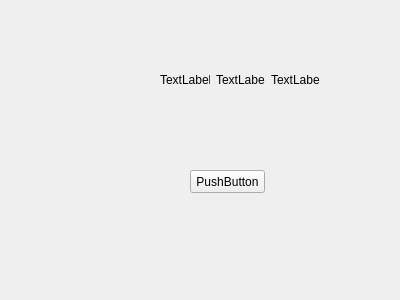
Qt form slotwindow.ui (XooWI/SlashGames) before a commit.
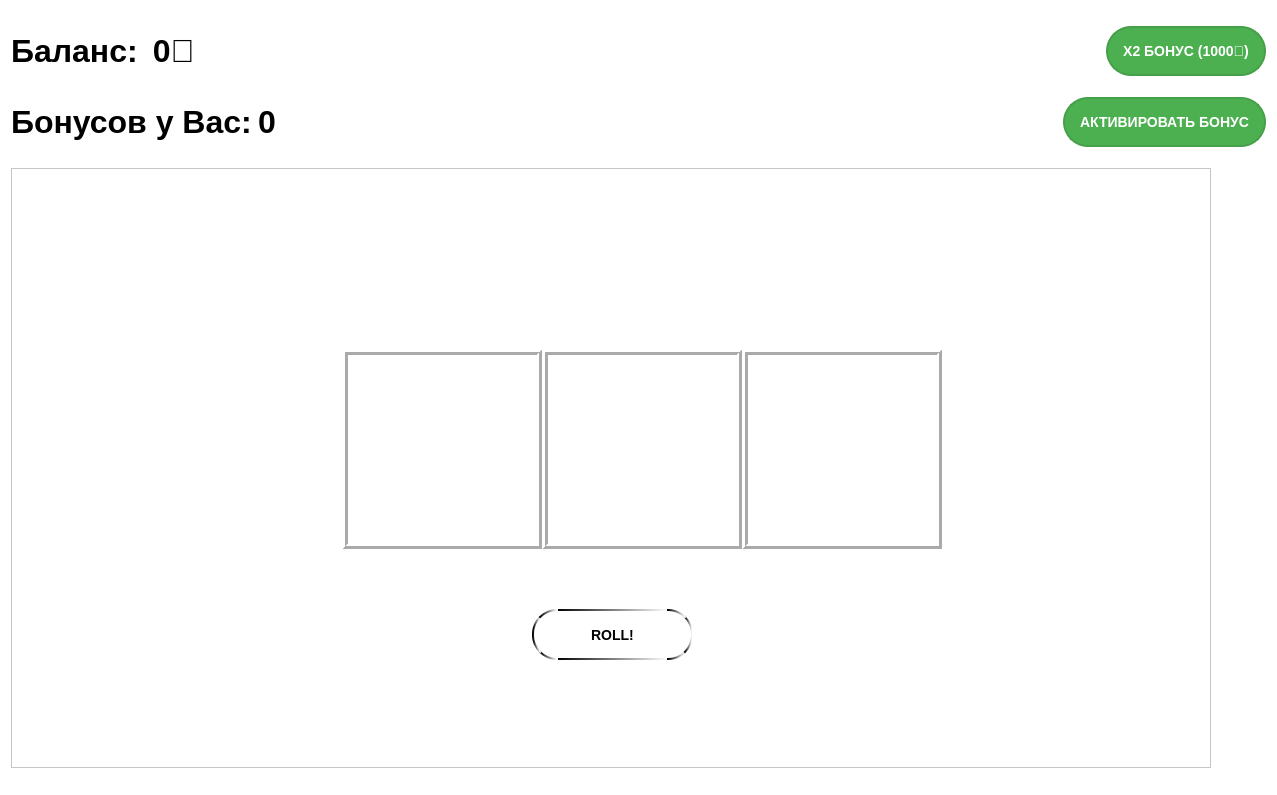
The same form after that commit. Icons and pictures are not drawn.

```diff
--- a/slotwindow.ui
+++ b/slotwindow.ui
@@ -6,59 +6,333 @@
    <rect>
     <x>0</x>
     <y>0</y>
-    <width>400</width>
-    <height>300</height>
+    <width>1277</width>
+    <height>795</height>
    </rect>
   </property>
   <property name="windowTitle">
    <string>Form</string>
   </property>
-  <widget class="QWidget" name="horizontalLayoutWidget">
-   <property name="geometry">
-    <rect>
-     <x>160</x>
-     <y>40</y>
-     <width>160</width>
-     <height>80</height>
-    </rect>
-   </property>
-   <layout class="QHBoxLayout" name="horizontalLayout">
-    <item>
-     <widget class="QLabel" name="label">
-      <property name="text">
-       <string>TextLabel</string>
+  <property name="styleSheet">
+   <string notr="true">background-color: rgb(255, 255, 255);</string>
+  </property>
+  <layout class="QVBoxLayout" name="verticalLayout">
+   <item>
+    <layout class="QHBoxLayout" name="horizontalLayout_2">
+     <item>
+      <widget class="QLabel" name="balance">
+       <property name="font">
+        <font>
+         <family>Arial</family>
+         <pointsize>24</pointsize>
+         <weight>75</weight>
+         <bold>true</bold>
+        </font>
+       </property>
+       <property name="styleSheet">
+        <string notr="true"/>
+       </property>
+       <property name="text">
+        <string>Баланс:</string>
+       </property>
+      </widget>
+     </item>
+     <item>
+      <widget class="QLabel" name="balanceLabel">
+       <property name="font">
+        <font>
+         <family>Arial</family>
+         <pointsize>24</pointsize>
+         <weight>75</weight>
+         <bold>true</bold>
+        </font>
+       </property>
+       <property name="styleSheet">
+        <string notr="true"/>
+       </property>
+       <property name="text">
+        <string> 0💲</string>
+       </property>
+      </widget>
+     </item>
+     <item>
+      <spacer name="horizontalSpacer">
+       <property name="orientation">
+        <enum>Qt::Horizontal</enum>
+       </property>
+       <property name="sizeHint" stdset="0">
+        <size>
+         <width>40</width>
+         <height>20</height>
+        </size>
+       </property>
+      </spacer>
+     </item>
+     <item>
+      <widget class="QPushButton" name="buyBonusButton">
+       <property name="styleSheet">
+        <string notr="true">QPushButton { background-color: #4CAF50; color: #ffffff; border: 2px solid #45a049; border-radius: 25px; padding: 15px; font-size: 14px; font-weight: bold; }
+QPushButton:hover { background-color: #45a049; }
+QPushButton:pressed { background-color: #3d8b40; }
+QPushButton:disabled { background-color: #808080; border-color: #666666; }</string>
+       </property>
+       <property name="text">
+        <string>Х2 БОНУС (1000💲)</string>
+       </property>
+      </widget>
+     </item>
+    </layout>
+   </item>
+   <item>
+    <layout class="QHBoxLayout" name="horizontalLayout_3">
+     <item>
+      <widget class="QLabel" name="bonuses">
+       <property name="font">
+        <font>
+         <family>Arial</family>
+         <pointsize>24</pointsize>
+         <weight>75</weight>
+         <bold>true</bold>
+        </font>
+       </property>
+       <property name="styleSheet">
+        <string notr="true"/>
+       </property>
+       <property name="text">
+        <string>Бонусов у Вас:</string>
+       </property>
+      </widget>
+     </item>
+     <item>
+      <widget class="QLabel" name="bonusLabel">
+       <property name="font">
+        <font>
+         <family>Arial</family>
+         <pointsize>24</pointsize>
+         <weight>75</weight>
+         <bold>true</bold>
+        </font>
+       </property>
+       <property name="text">
+        <string>0</string>
+       </property>
+      </widget>
+     </item>
+     <item>
+      <spacer name="horizontalSpacer_2">
+       <property name="orientation">
+        <enum>Qt::Horizontal</enum>
+       </property>
+       <property name="sizeHint" stdset="0">
+        <size>
+         <width>40</width>
+         <height>20</height>
+        </size>
+       </property>
+      </spacer>
+     </item>
+     <item>
+      <widget class="QPushButton" name="activateBonusButton">
+       <property name="styleSheet">
+        <string notr="true">QPushButton { background-color: #4CAF50; color: #ffffff; border: 2px solid #45a049; border-radius: 25px; padding: 15px; font-size: 14px; font-weight: bold; }
+QPushButton:hover { background-color: #45a049; }
+QPushButton:pressed { background-color: #3d8b40; }
+QPushButton:disabled { background-color: #808080; border-color: #666666; }</string>
+       </property>
+       <property name="text">
+        <string>АКТИВИРОВАТЬ БОНУС</string>
+       </property>
+      </widget>
+     </item>
+    </layout>
+   </item>
+   <item>
+    <widget class="QScrollArea" name="scrollArea">
+     <property name="minimumSize">
+      <size>
+       <width>1200</width>
+       <height>600</height>
+      </size>
+     </property>
+     <property name="maximumSize">
+      <size>
+       <width>1200</width>
+       <height>600</height>
+      </size>
+     </property>
+     <property name="styleSheet">
+      <string notr="true">background-image: url(:/resources/slotBackground126.png);</string>
+     </property>
+     <property name="widgetResizable">
+      <bool>true</bool>
+     </property>
+     <widget class="QWidget" name="scrollAreaWidgetContents">
+      <property name="geometry">
+       <rect>
+        <x>0</x>
+        <y>0</y>
+        <width>1198</width>
+        <height>598</height>
+       </rect>
       </property>
+      <widget class="QFrame" name="frame_2">
+       <property name="geometry">
+        <rect>
+         <x>530</x>
+         <y>180</y>
+         <width>200</width>
+         <height>200</height>
+        </rect>
+       </property>
+       <property name="minimumSize">
+        <size>
+         <width>200</width>
+         <height>200</height>
+        </size>
+       </property>
+       <property name="maximumSize">
+        <size>
+         <width>200</width>
+         <height>200</height>
+        </size>
+       </property>
+       <property name="styleSheet">
+        <string notr="true">background-image: url(:/resources/shrimpThvg200200.png);</string>
+       </property>
+       <property name="frameShape">
+        <enum>QFrame::Box</enum>
+       </property>
+       <property name="frameShadow">
+        <enum>QFrame::Raised</enum>
+       </property>
+       <property name="lineWidth">
+        <number>3</number>
+       </property>
+       <layout class="QVBoxLayout" name="verticalLayout_2">
+        <item>
+         <widget class="QLabel" name="label_2">
+          <property name="styleSheet">
+           <string notr="true">background-image: url(:/resources/shrimpThvg200200hover.png);</string>
+          </property>
+          <property name="text">
+           <string/>
+          </property>
+         </widget>
+        </item>
+       </layout>
+      </widget>
+      <widget class="QFrame" name="frame_3">
+       <property name="geometry">
+        <rect>
+         <x>730</x>
+         <y>180</y>
+         <width>200</width>
+         <height>200</height>
+        </rect>
+       </property>
+       <property name="minimumSize">
+        <size>
+         <width>200</width>
+         <height>200</height>
+        </size>
+       </property>
+       <property name="maximumSize">
+        <size>
+         <width>200</width>
+         <height>200</height>
+        </size>
+       </property>
+       <property name="styleSheet">
+        <string notr="true"/>
+       </property>
+       <property name="frameShape">
+        <enum>QFrame::Box</enum>
+       </property>
+       <property name="frameShadow">
+        <enum>QFrame::Raised</enum>
+       </property>
+       <property name="lineWidth">
+        <number>3</number>
+       </property>
+       <layout class="QVBoxLayout" name="verticalLayout_3">
+        <item>
+         <widget class="QLabel" name="label_3">
+          <property name="text">
+           <string/>
+          </property>
+         </widget>
+        </item>
+       </layout>
+      </widget>
+      <widget class="QFrame" name="frame">
+       <property name="geometry">
+        <rect>
+         <x>330</x>
+         <y>180</y>
+         <width>200</width>
+         <height>200</height>
+        </rect>
+       </property>
+       <property name="minimumSize">
+        <size>
+         <width>200</width>
+         <height>200</height>
+        </size>
+       </property>
+       <property name="maximumSize">
+        <size>
+         <width>200</width>
+         <height>200</height>
+        </size>
+       </property>
+       <property name="frameShape">
+        <enum>QFrame::Box</enum>
+       </property>
+       <property name="frameShadow">
+        <enum>QFrame::Raised</enum>
+       </property>
+       <property name="lineWidth">
+        <number>3</number>
+       </property>
+       <layout class="QVBoxLayout" name="verticalLayout_4">
+        <item>
+         <widget class="QLabel" name="label">
+          <property name="styleSheet">
+           <string notr="true">background-image: url(:/resources/shrimpThvg200200.png);</string>
+          </property>
+          <property name="text">
+           <string/>
+          </property>
+         </widget>
+        </item>
+       </layout>
+      </widget>
+      <widget class="QPushButton" name="pushButton">
+       <property name="geometry">
+        <rect>
+         <x>520</x>
+         <y>440</y>
+         <width>161</width>
+         <height>51</height>
+        </rect>
+       </property>
+       <property name="styleSheet">
+        <string notr="true">background-color: qconicalgradient(cx:0.5, cy:0.5, angle:0, stop:0 rgba(35, 40, 3, 255), stop:0.16 rgba(136, 106, 22, 255), stop:0.225 rgba(166, 140, 41, 255), stop:0.285 rgba(204, 181, 74, 255), stop:0.345 rgba(235, 219, 102, 255), stop:0.415 rgba(245, 236, 112, 255), stop:0.52 rgba(209, 190, 76, 255), stop:0.57 rgba(187, 156, 51, 255), stop:0.635 rgba(168, 142, 42, 255), stop:0.695 rgba(202, 174, 68, 255), stop:0.75 rgba(218, 202, 86, 255), stop:0.815 rgba(208, 187, 73, 255), stop:0.88 rgba(187, 156, 51, 255), stop:0.935 rgba(137, 108, 26, 255), stop:1 rgba(35, 40, 3, 255));
+border: 2px solid #45a049;
+border-radius: 25px; 
+padding: 15px; 
+font-size: 14px; 
+font-weight: bold; 
+border-color: qlineargradient(spread:pad, x1:0, y1:0, x2:1, y2:0, stop:0 rgba(0, 0, 0, 255), stop:1 rgba(255, 255, 255, 255));</string>
+       </property>
+       <property name="text">
+        <string>ROLL!</string>
+       </property>
+      </widget>
      </widget>
-    </item>
-    <item>
-     <widget class="QLabel" name="label_2">
-      <property name="text">
-       <string>TextLabel</string>
-      </property>
-     </widget>
-    </item>
-    <item>
-     <widget class="QLabel" name="label_3">
-      <property name="text">
-       <string>TextLabel</string>
-      </property>
-     </widget>
-    </item>
-   </layout>
-  </widget>
-  <widget class="QPushButton" name="pushButton">
-   <property name="geometry">
-    <rect>
-     <x>190</x>
-     <y>170</y>
-     <width>75</width>
-     <height>23</height>
-    </rect>
-   </property>
-   <property name="text">
-    <string>PushButton</string>
-   </property>
-  </widget>
+    </widget>
+   </item>
+  </layout>
  </widget>
  <resources/>
  <connections/>
```
